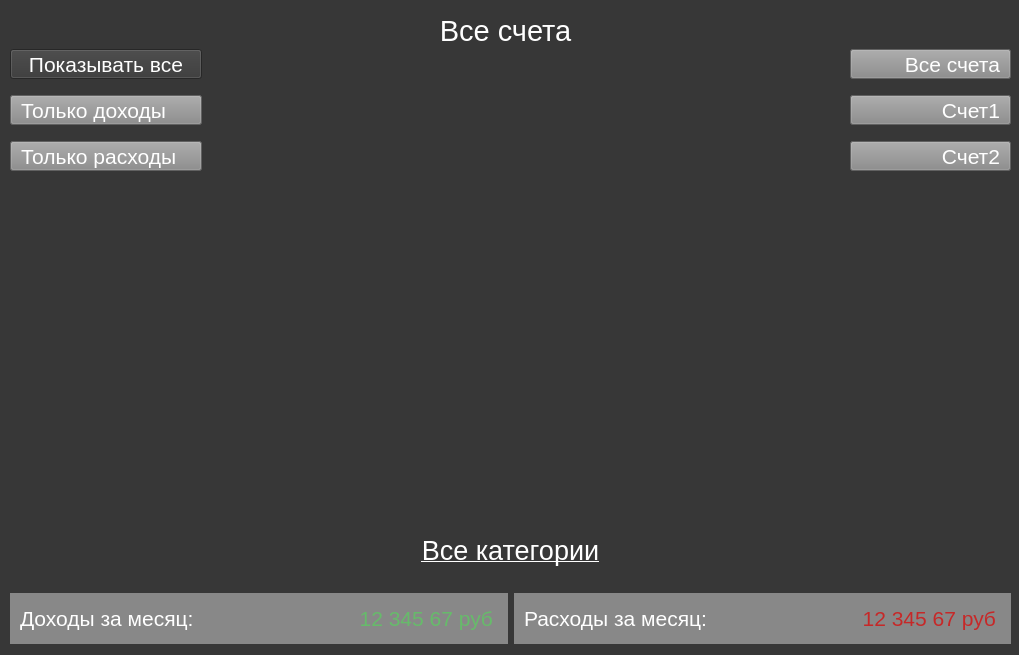
Above: ui/main.ui from Protocs/OkayMoney before the change. Below: the same form after it.
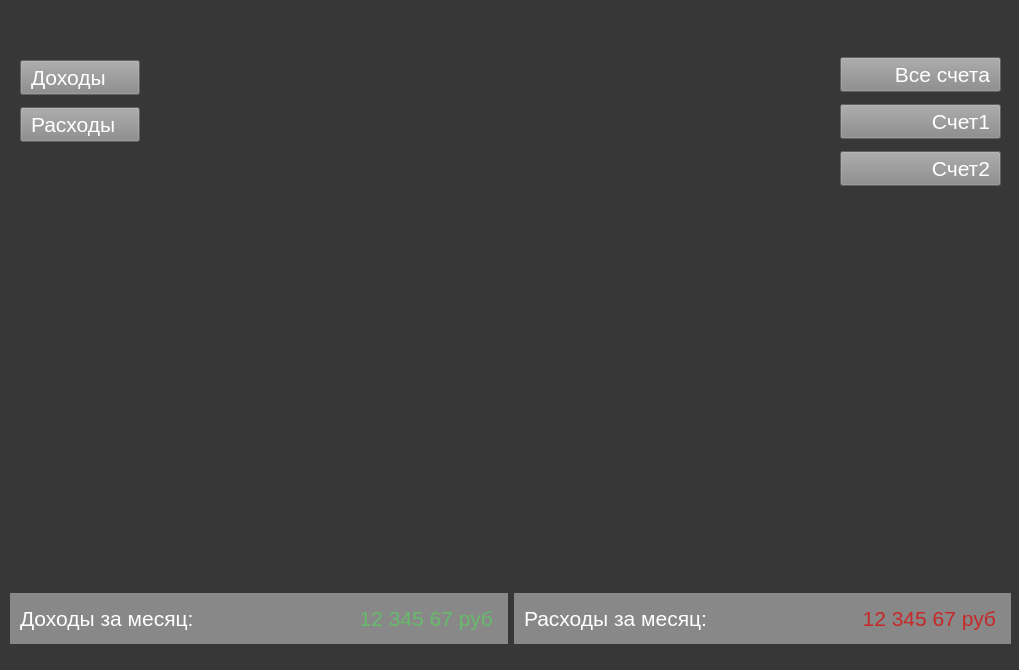
That is the form after the change.

Commit message: Подправлено главное окно

Patch:
```diff
--- a/ui/main.ui
+++ b/ui/main.ui
@@ -7,7 +7,7 @@
     <x>0</x>
     <y>0</y>
     <width>1019</width>
-    <height>655</height>
+    <height>670</height>
    </rect>
   </property>
   <property name="font">
@@ -37,8 +37,8 @@
    <widget class="QWidget" name="layoutWidget">
     <property name="geometry">
      <rect>
-      <x>850</x>
-      <y>40</y>
+      <x>840</x>
+      <y>50</y>
       <width>161</width>
       <height>141</height>
      </rect>
@@ -52,7 +52,7 @@
        <property name="minimumSize">
         <size>
          <width>0</width>
-         <height>24</height>
+         <height>35</height>
         </size>
        </property>
        <property name="maximumSize">
@@ -81,7 +81,7 @@
        <property name="minimumSize">
         <size>
          <width>0</width>
-         <height>24</height>
+         <height>35</height>
         </size>
        </property>
        <property name="maximumSize">
@@ -110,7 +110,7 @@
        <property name="minimumSize">
         <size>
          <width>0</width>
-         <height>24</height>
+         <height>35</height>
         </size>
        </property>
        <property name="maximumSize">
@@ -136,88 +136,31 @@
      </item>
     </layout>
    </widget>
-   <widget class="QPushButton" name="AllCategories">
-    <property name="geometry">
-     <rect>
-      <x>420</x>
-      <y>530</y>
-      <width>181</width>
-      <height>41</height>
-     </rect>
-    </property>
-    <property name="font">
-     <font>
-      <pointsize>20</pointsize>
-      <underline>true</underline>
-     </font>
-    </property>
-    <property name="text">
-     <string>Все категории</string>
-    </property>
-    <property name="flat">
-     <bool>true</bool>
-    </property>
-   </widget>
    <widget class="QWidget" name="layoutWidget_3">
     <property name="geometry">
      <rect>
-      <x>10</x>
-      <y>40</y>
-      <width>192</width>
-      <height>141</height>
+      <x>20</x>
+      <y>50</y>
+      <width>131</width>
+      <height>101</height>
      </rect>
     </property>
     <layout class="QVBoxLayout" name="verticalLayout_4">
      <property name="spacing">
-      <number>7</number>
+      <number>0</number>
      </property>
-     <item>
-      <widget class="QPushButton" name="ShowAll">
-       <property name="minimumSize">
-        <size>
-         <width>0</width>
-         <height>24</height>
-        </size>
-       </property>
-       <property name="maximumSize">
-        <size>
-         <width>400</width>
-         <height>30</height>
-        </size>
-       </property>
-       <property name="font">
-        <font>
-         <pointsize>16</pointsize>
-        </font>
-       </property>
-       <property name="styleSheet">
-        <string notr="true">text-align:left;
-background-color: rgb(136, 136, 136);
-padding-left:10px;
-DropShadow {
-        verticalOffset: 3
-        radius: 8.0
-        samples: 17
-        color: &quot;#80000000&quot;
-    }</string>
-       </property>
-       <property name="text">
-        <string>Показывать все</string>
-       </property>
-      </widget>
-     </item>
      <item>
       <widget class="QPushButton" name="OnlyIncomes">
        <property name="minimumSize">
         <size>
-         <width>0</width>
-         <height>24</height>
+         <width>50</width>
+         <height>35</height>
         </size>
        </property>
        <property name="maximumSize">
         <size>
-         <width>400</width>
-         <height>30</height>
+         <width>120</width>
+         <height>35</height>
         </size>
        </property>
        <property name="font">
@@ -231,7 +174,7 @@
 padding-left:10px;</string>
        </property>
        <property name="text">
-        <string>Только доходы</string>
+        <string>Доходы</string>
        </property>
       </widget>
      </item>
@@ -240,12 +183,12 @@
        <property name="minimumSize">
         <size>
          <width>0</width>
-         <height>24</height>
+         <height>35</height>
         </size>
        </property>
        <property name="maximumSize">
         <size>
-         <width>400</width>
+         <width>120</width>
          <height>30</height>
         </size>
        </property>
@@ -260,33 +203,12 @@
 padding-left:10px;</string>
        </property>
        <property name="text">
-        <string>Только расходы</string>
+        <string>Расходы</string>
        </property>
       </widget>
      </item>
     </layout>
    </widget>
-   <widget class="QLabel" name="label">
-    <property name="geometry">
-     <rect>
-      <x>430</x>
-      <y>10</y>
-      <width>151</width>
-      <height>41</height>
-     </rect>
-    </property>
-    <property name="font">
-     <font>
-      <pointsize>22</pointsize>
-     </font>
-    </property>
-    <property name="text">
-     <string>Все счета</string>
-    </property>
-    <property name="alignment">
-     <set>Qt::AlignCenter</set>
-    </property>
-   </widget>
    <widget class="QWidget" name="layoutWidget">
     <property name="geometry">
      <rect>
```
Left out of the diff: 2 changed lines with no effect on the pictures.
